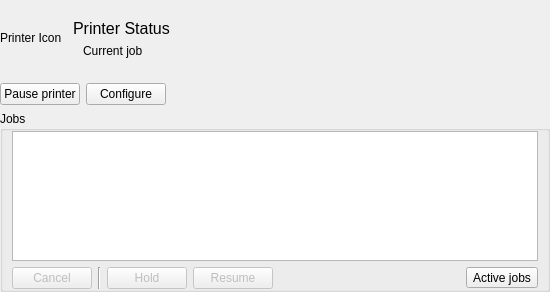
This is printqueue/PrintQueueUi.ui in KDE/print-manager as Qt 5 draws it before an edit. The edited form follows.
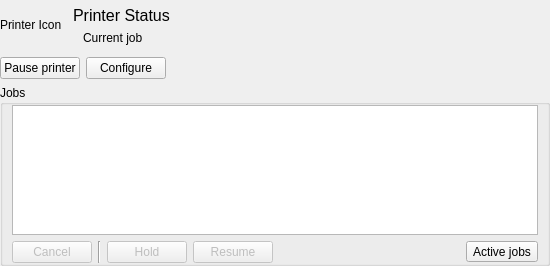
This is the edited form.

```diff
--- a/printqueue/PrintQueueUi.ui
+++ b/printqueue/PrintQueueUi.ui
@@ -214,6 +214,12 @@
      <property name="sizeType">
       <enum>QSizePolicy::Ignored</enum>
      </property>
+     <property name="sizeHint" stdset="0">
+      <size>
+       <width>0</width>
+       <height>0</height>
+      </size>
+     </property>
     </spacer>
    </item>
    <item row="1" column="1">
@@ -249,6 +255,12 @@
      <property name="sizeType">
       <enum>QSizePolicy::Ignored</enum>
      </property>
+     <property name="sizeHint" stdset="0">
+      <size>
+       <width>0</width>
+       <height>0</height>
+      </size>
+     </property>
     </spacer>
    </item>
   </layout>
```
